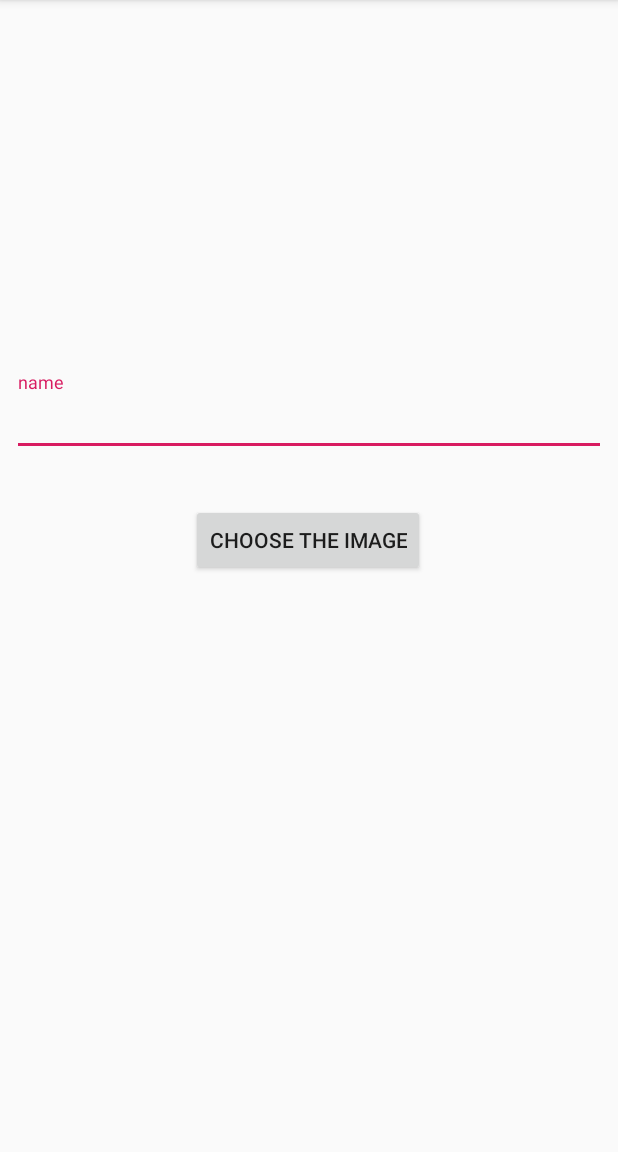
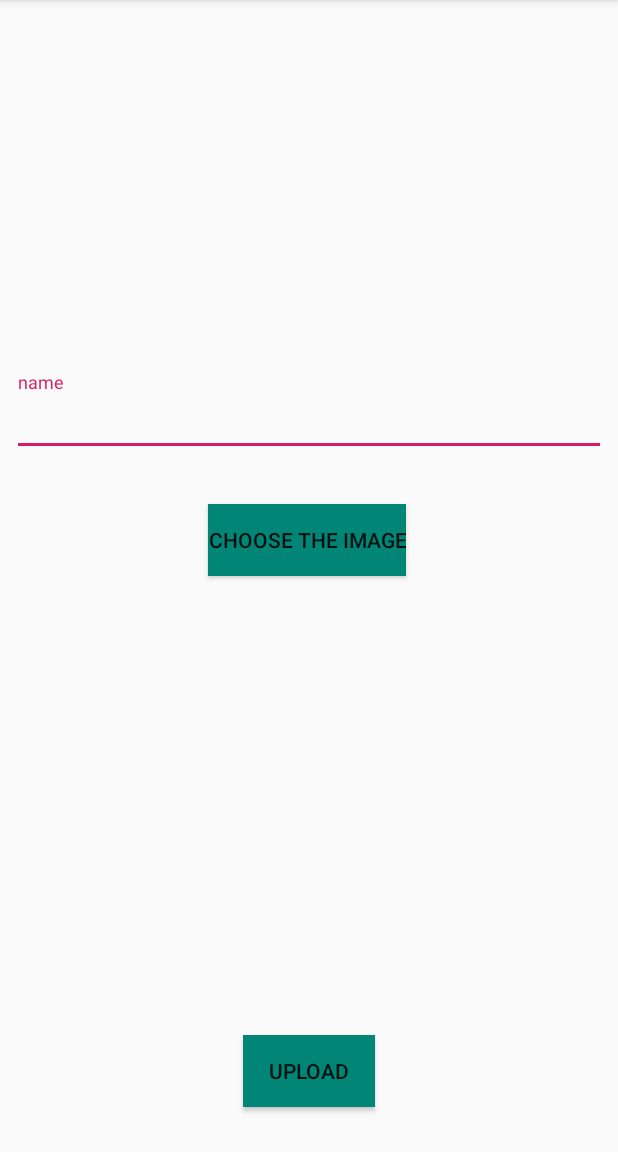
Before and after one commit to hteamh/EComerceApp, an Android app: the AddCategory screen opened directly, with no data from a screen before it, on a phone screen of 412 x 824 dp, the part 84-1236 px from its top. Run offline under Robolectric (Android 15) with nearby library versions, the phone set to English and light mode, and no system bars.

Commit message:
Hesham 5/4

```diff
--- a/app/src/main/java/com/example/a2019/ecomerceapp/Admin/Activiteis/AddCategory.java
+++ b/app/src/main/java/com/example/a2019/ecomerceapp/Admin/Activiteis/AddCategory.java
@@ -1,15 +1,68 @@
 package com.example.a2019.ecomerceapp.Admin.Activiteis;
 
+
+import android.arch.lifecycle.ViewModelProviders;
+import android.content.Intent;
+import android.net.Uri;
+import android.support.annotation.Nullable;
+import android.support.design.widget.TextInputLayout;
 import android.support.v7.app.AppCompatActivity;
 import android.os.Bundle;
+import android.view.View;
+import android.widget.Button;
+import android.widget.ImageView;
 
+import com.example.a2019.ecomerceapp.Admin.ViewModel.AddCategoryViewModel;
 import com.example.a2019.ecomerceapp.R;
 
-public class AddCategory extends AppCompatActivity {
-
+public class AddCategory extends AppCompatActivity   {
+     ImageView MyimageView;
+     Button    Select_Image_Button;
+     Button    Upload;
+     TextInputLayout ImageName;
+    AddCategoryViewModel MyViewModel;
+    public  static  int PICK_IMAGE_REQUEST;
+    Uri MyImageUri;
     @Override
     protected void onCreate(Bundle savedInstanceState) {
         super.onCreate(savedInstanceState);
         setContentView(R.layout.activity_add_category);
+        MyimageView = findViewById(R.id.display_Image_Category);
+        Select_Image_Button = findViewById(R.id.choose_image);
+        ImageName = findViewById(R.id.textInputLayout);
+        Upload = findViewById(R.id.Upload);
+        MyViewModel = ViewModelProviders.of(this).get(AddCategoryViewModel.class);
+
+        Select_Image_Button.setOnClickListener(new View.OnClickListener() {
+            @Override
+            public void onClick(View v) {
+                OpenImageGalary();
+            }
+        });
+        Upload.setOnClickListener(new View.OnClickListener() {
+            @Override
+            public void onClick(View v) {
+                // Here We Will Call Function THat It Upload Image From AddCategoryViewModel
+            }
+        });
+
+    }
+ public void OpenImageGalary()
+ {
+     Intent intent = new Intent();
+     intent.setType("image/*");
+     intent.setAction(Intent.ACTION_GET_CONTENT);
+     startActivityForResult(intent,PICK_IMAGE_REQUEST);
+ }
+    @Override
+    protected void onActivityResult(int requestCode, int resultCode, @Nullable Intent data) {
+        super.onActivityResult(requestCode, resultCode, data);
+        if(requestCode == PICK_IMAGE_REQUEST && resultCode == RESULT_OK && data != null && data.getData() != null )
+        {
+            MyImageUri = data.getData();
+            MyimageView.setImageURI(MyImageUri);
+
+        }
+
     }
 }
--- a/app/src/main/java/com/example/a2019/ecomerceapp/Admin/Activiteis/AdminPanel.java
+++ b/app/src/main/java/com/example/a2019/ecomerceapp/Admin/Activiteis/AdminPanel.java
@@ -47,7 +47,6 @@ public class AdminPanel extends AppCompatActivity {
 
         BottomNavigationView navigation = findViewById(R.id.navigation);
         navigation.setOnNavigationItemSelectedListener(mOnNavigationItemSelectedListener);
+
     }
-
-
 }
--- /dev/null
+++ b/app/src/main/java/com/example/a2019/ecomerceapp/Admin/ViewModel/AddCategoryViewModel.java
@@ -0,0 +1,17 @@
+package com.example.a2019.ecomerceapp.Admin.ViewModel;
+
+
+import android.app.Application;
+import android.arch.lifecycle.AndroidViewModel;
+
+import android.support.annotation.NonNull;
+
+
+
+public class AddCategoryViewModel extends AndroidViewModel {
+    public AddCategoryViewModel(@NonNull Application application) {
+        super(application);
+    }
+
+
+}
--- a/app/src/main/res/layout/activity_add_category.xml
+++ b/app/src/main/res/layout/activity_add_category.xml
@@ -38,6 +38,7 @@
     </android.support.design.widget.TextInputLayout>
 
     <Button
+        android:background="@color/colorPrimary"
         android:id="@+id/choose_image"
         android:layout_width="wrap_content"
         android:layout_height="wrap_content"
@@ -48,4 +49,16 @@
         app:layout_constraintHorizontal_bias="0.48"
         app:layout_constraintStart_toStartOf="@+id/textInputLayout"
         app:layout_constraintTop_toBottomOf="@+id/textInputLayout" />
+
+    <Button
+        android:background="@color/colorPrimary"
+        android:text="Upload"
+        app:layout_constraintStart_toStartOf="parent"
+        android:layout_width="wrap_content"
+        android:layout_height="wrap_content"
+        app:layout_constraintEnd_toEndOf="parent"
+        android:layout_marginBottom="8dp"
+        app:layout_constraintBottom_toBottomOf="parent"
+        android:layout_margin="30dp"
+        android:id="@+id/Upload"/>
 </android.support.constraint.ConstraintLayout>
--- a/build.gradle
+++ b/build.gradle
@@ -7,6 +7,7 @@ buildscript {
         jcenter()
     }
     dependencies {
+        classpath 'com.google.gms:google-services:4.0.1'
         classpath 'com.android.tools.build:gradle:3.2.1'
 
 
```
Also changed, not shown: app/build.gradle (+7 -0 lines).
